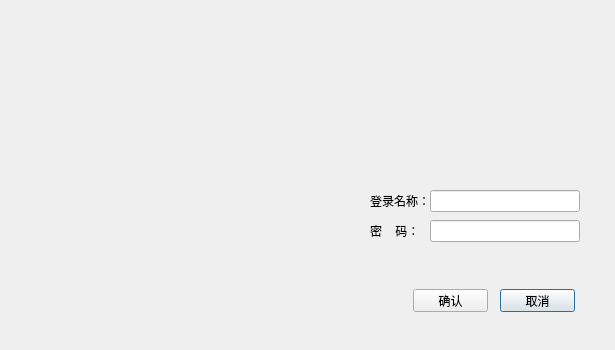
YYC572652645/PatholoSystem, file logindialog/logindialog.ui: the form before one commit.
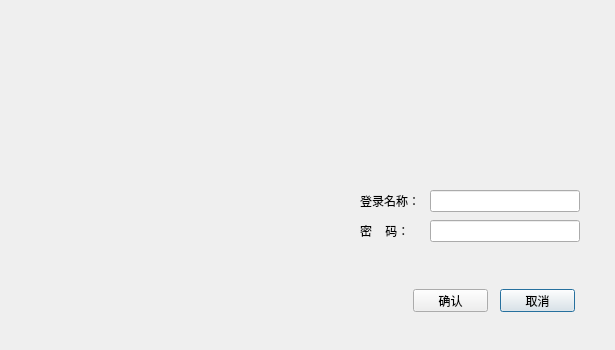
The form after the commit. Icons and pictures are not drawn.

```diff
--- a/logindialog/logindialog.ui
+++ b/logindialog/logindialog.ui
@@ -82,7 +82,7 @@
   <widget class="QLabel" name="label_2">
    <property name="geometry">
     <rect>
-     <x>370</x>
+     <x>360</x>
      <y>220</y>
      <width>70</width>
      <height>22</height>
@@ -104,7 +104,7 @@
   <widget class="QLabel" name="label">
    <property name="geometry">
     <rect>
-     <x>370</x>
+     <x>360</x>
      <y>190</y>
      <width>70</width>
      <height>22</height>
```
